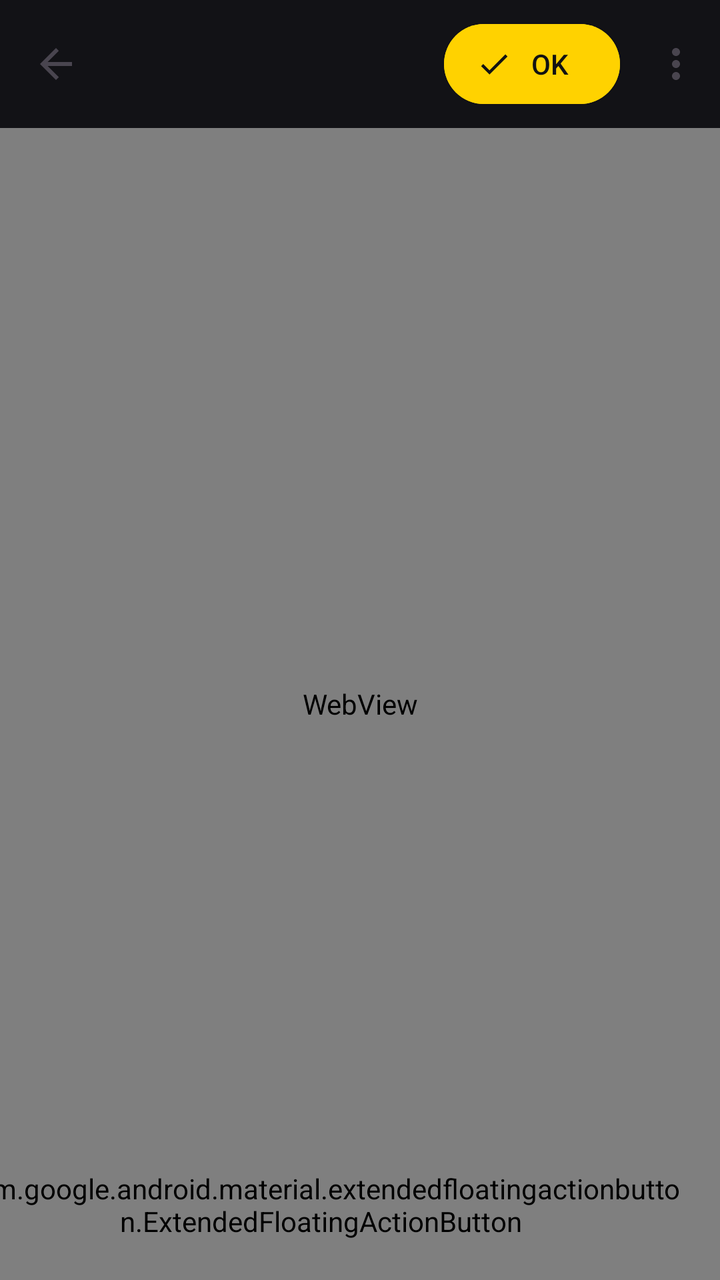
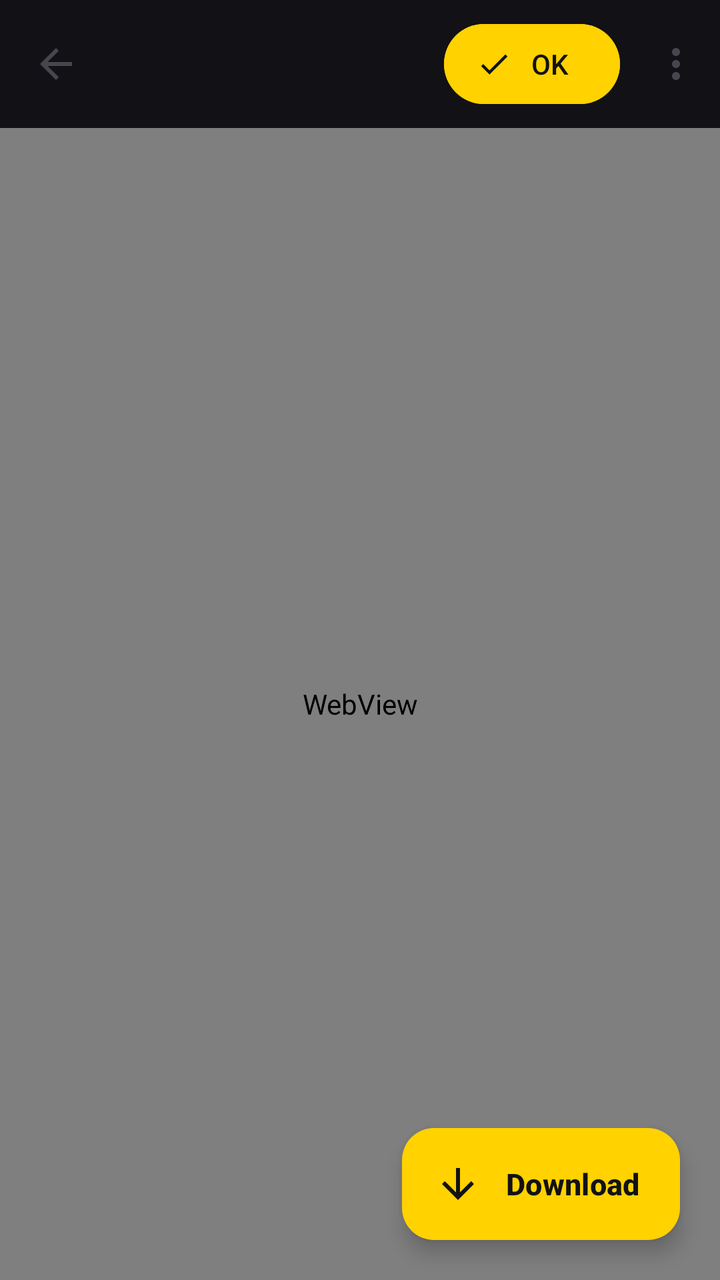

The first picture is an Android layout as it rendered before a commit; the second is the same layout after the commit. The layout source and the unified diff follow.
<!-- AndroidManifest.xml: application theme BaseTheme -->
<!-- res/layout/webview_activity.xml -->
<?xml version="1.0" encoding="utf-8"?>
<androidx.constraintlayout.widget.ConstraintLayout xmlns:app="http://schemas.android.com/apk/res-auto"
    xmlns:android="http://schemas.android.com/apk/res/android"
    xmlns:tools="http://schemas.android.com/tools"
    android:layout_width="match_parent"
    android:layout_height="match_parent"
    android:background="#0A0A0C">

    <com.google.android.material.appbar.AppBarLayout
        android:id="@+id/webview_appbarlayout"
        android:layout_width="match_parent"
        android:layout_height="wrap_content"
        android:background="#121216"
        android:elevation="4dp"
        app:elevation="4dp"
        app:layout_constraintStart_toStartOf="parent"
        app:layout_constraintTop_toTopOf="parent"
        app:liftOnScroll="false">

        <com.google.android.material.appbar.MaterialToolbar
            android:id="@+id/webviewToolbar"
            android:layout_width="match_parent"
            android:layout_height="?attr/actionBarSize"
            app:titleTextColor="#FFFFFF"
            app:subtitleTextColor="#8E8E93"
            app:menu="@menu/webview_menu"
            app:navigationContentDescription="@string/back"
            app:navigationIcon="?attr/homeAsUpIndicator">

            <com.google.android.material.button.MaterialButton
                android:id="@+id/generate"
                style="@style/Widget.Material3.Button.ElevatedButton.Icon"
                android:layout_width="wrap_content"
                android:layout_height="wrap_content"
                android:layout_gravity="end"
                android:layout_marginHorizontal="10dp"
                android:backgroundTint="#FFD200"
                android:textColor="#121212"
                app:iconTint="#121212"
                android:text="@string/ok"
                app:icon="@drawable/ic_check"
                tools:ignore="PrivateResource" />

        </com.google.android.material.appbar.MaterialToolbar>

        <com.google.android.material.progressindicator.LinearProgressIndicator
            android:id="@+id/webview_progress_indicator"
            android:layout_width="match_parent"
            android:layout_height="3dp"
            android:visibility="gone"
            app:trackColor="#1E1E24"
            app:indicatorColor="#FFD200" />

    </com.google.android.material.appbar.AppBarLayout>

    <WebView
        android:id="@+id/webview"
        android:layout_width="match_parent"
        android:layout_height="0dp"
        app:layout_constraintBottom_toBottomOf="parent"
        app:layout_constraintEnd_toEndOf="parent"
        app:layout_constraintStart_toStartOf="parent"
        app:layout_constraintTop_toBottomOf="@+id/webview_appbarlayout" />

    
    <com.google.android.material.extendedfloatingactionbutton.ExtendedFloatingActionButton
        android:id="@+id/vidsnap_web_download_fab"
        android:layout_width="wrap_content"
        android:layout_height="wrap_content"
        android:layout_margin="20dp"
        android:text="Download"
        android:textColor="#121212"
        android:textSize="15sp"
        android:textStyle="bold"
        app:backgroundTint="#FFD200"
        app:icon="@drawable/ic_down"
        app:iconTint="#121212"
        app:cornerRadius="28dp"
        app:elevation="8dp"
        app:layout_constraintBottom_toBottomOf="parent"
        app:layout_constraintEnd_toEndOf="parent" />

</androidx.constraintlayout.widget.ConstraintLayout>
<!-- resources referenced by this layout -->
<resources>
  <!-- drawable ic_check (drawable) -->
  <vector android:height="24dp"
      android:viewportHeight="24" android:viewportWidth="24"
      android:width="24dp" xmlns:android="http://schemas.android.com/apk/res/android">
      <path android:fillColor="?android:colorAccent" android:pathData="M9,16.17L4.83,12l-1.42,1.41L9,19 21,7l-1.41,-1.41z"/>
  </vector>
  <!-- drawable ic_down (drawable) -->
  <vector android:height="24dp"
      android:viewportHeight="24" android:viewportWidth="24"
      android:width="24dp" xmlns:android="http://schemas.android.com/apk/res/android">
      <path android:fillColor="?android:colorAccent" android:pathData="M20,12l-1.41,-1.41L13,16.17V4h-2v12.17l-5.58,-5.59L4,12l8,8 8,-8z"/>
  </vector>
  <string name="back">Back</string>
  <string name="ok">OK</string>
  <style name="BaseTheme" parent="Theme.Material3.Light.NoActionBar">
          <item name="android:windowLightStatusBar">?attr/isLightTheme</item>
          <item name="android:statusBarColor">@android:color/transparent</item>
          <item name="alertDialogTheme">@style/ThemeOverlay.Material3.MaterialAlertDialog</item>
          <item name="dialogCornerRadius">28dp</item>
          <item name="windowActionModeOverlay">true</item>
          <item name="actionBarTheme">@style/ThemeOverlay.Material3.Light</item>
          <item name="android:windowLightNavigationBar" tools:ignore="NewApi">true</item>
          <item name="switchPreferenceCompatStyle">@style/Preference.SwitchPreferenceCompat.Material3</item>
          <item name="snackbarStyle">@style/snackBarStyle</item>
          <item name="preferenceTheme">@style/PreferenceTheme</item>
          <item name="android:windowOptOutEdgeToEdgeEnforcement" tools:targetApi="35">true</item>
      </style>
  <style name="Preference.SwitchPreferenceCompat.Material3" parent="@style/Preference.SwitchPreferenceCompat.Material">
          <item name="widgetLayout">@layout/preferece_material_switch</item>
      </style>
  <style name="snackBarStyle" parent="@style/Widget.Material3.Snackbar">
          <item name="shapeAppearance">@style/ShapeAppearance.Material3.Corner.ExtraLarge</item>
          <item name="android:paddingStart">20dp</item>
          <item name="android:paddingEnd">20dp</item>
          <item name="maxLines">2</item>
          <item name="animationMode">slide</item>
      </style>
  <style name="PreferenceTheme" parent="PreferenceThemeOverlay">
          <item name="singleLineTitle">false</item>
      </style>
</resources>

<!-- the commit's change to res/layout/webview_activity.xml (unified diff, before → after) -->
@@ -63,7 +63,7 @@
         app:layout_constraintTop_toBottomOf="@+id/webview_appbarlayout" />
 
     
-    <com.google.android.material.extendedfloatingactionbutton.ExtendedFloatingActionButton
+    <com.google.android.material.floatingactionbutton.ExtendedFloatingActionButton
         android:id="@+id/vidsnap_web_download_fab"
         android:layout_width="wrap_content"
         android:layout_height="wrap_content"
